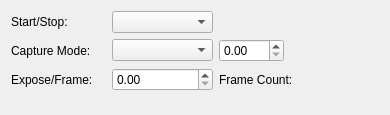
Above: pcdswidgets/ui/imaging/common/acquisition_control_full.ui from pcdshub/pcdswidgets before the change. Below: the same form after it.
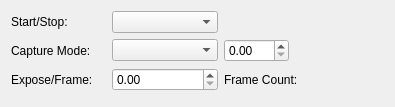
That is the form after the change. Custom widgets are drawn as their Qt base class.

Commit message: FIX: fixed min size for acq control gui

The edit to the form file:
```diff
--- a/pcdswidgets/ui/imaging/common/acquisition_control_full.ui
+++ b/pcdswidgets/ui/imaging/common/acquisition_control_full.ui
@@ -6,14 +6,14 @@
    <rect>
     <x>0</x>
     <y>0</y>
-    <width>390</width>
-    <height>115</height>
+    <width>395</width>
+    <height>107</height>
    </rect>
   </property>
   <property name="minimumSize">
    <size>
     <width>390</width>
-    <height>50</height>
+    <height>100</height>
    </size>
   </property>
   <property name="maximumSize">
```
The commit also changes 1 other file.
